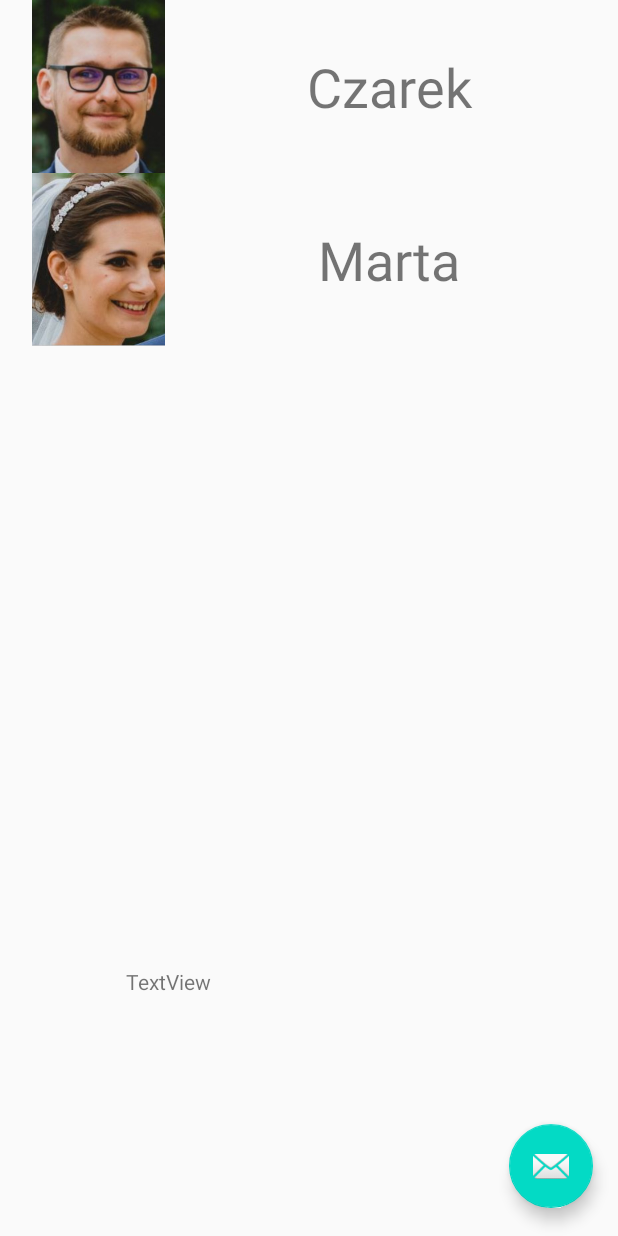
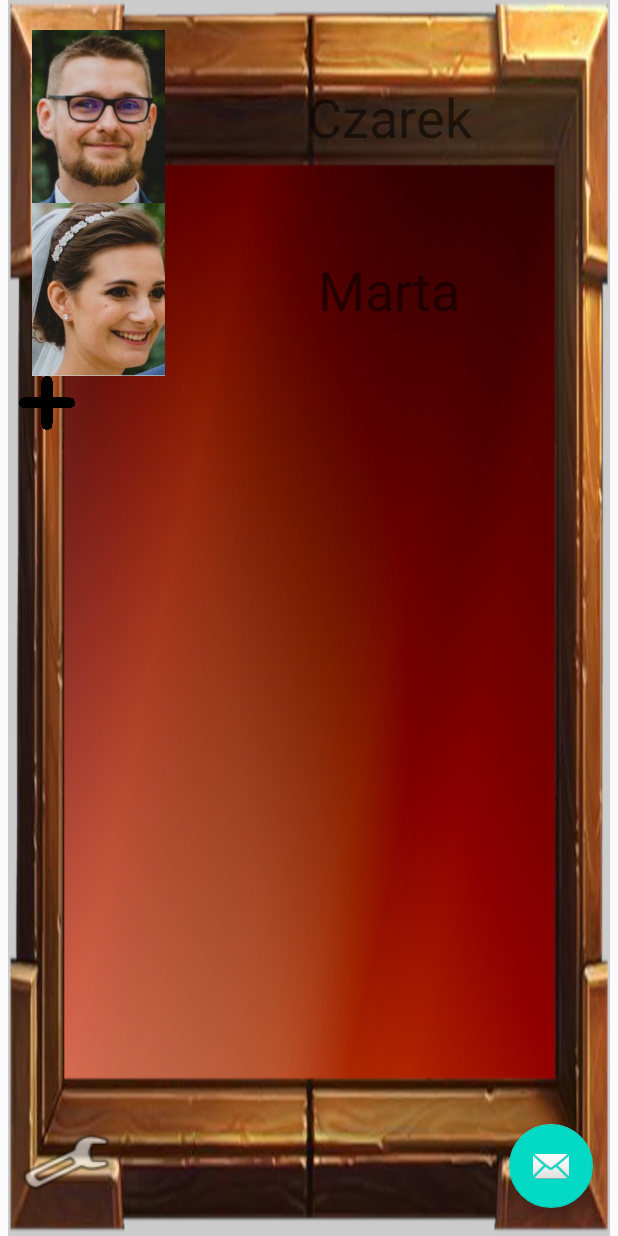
Before and after one commit to Munvik/BlackHsOpener, an Android app: the screen it shows after launch (MainActivity), on a phone screen of 412 x 824 dp. Run offline under Robolectric (Android 15) with nearby library versions, the phone set to English and light mode, and no system bars.

Commit message:
Add background

```diff
--- a/app/src/main/res/layout/activity_main.xml
+++ b/app/src/main/res/layout/activity_main.xml
@@ -5,6 +5,18 @@
     android:layout_width="match_parent"
     android:layout_height="match_parent"
     tools:context=".MainActivity">
+
+
+    <ImageView
+        android:id="@+id/background"
+        android:layout_width="wrap_content"
+        android:layout_height="wrap_content"
+        app:layout_constraintBottom_toBottomOf="parent"
+        app:layout_constraintEnd_toEndOf="parent"
+        app:layout_constraintStart_toStartOf="parent"
+        app:layout_constraintTop_toTopOf="parent"
+        app:srcCompat="@drawable/background"
+        tools:srcCompat="@drawable/background" />
 
     <com.google.android.material.floatingactionbutton.FloatingActionButton
         android:id="@+id/fab"
@@ -18,27 +30,16 @@
         app:layout_constraintTop_toTopOf="parent"
         app:layout_constraintVertical_bias="0.976" />
 
-    <TextView
-        android:id="@+id/textView"
-        android:layout_width="157dp"
-        android:layout_height="115dp"
-        android:text="TextView"
-        app:layout_constraintBottom_toBottomOf="parent"
-        app:layout_constraintEnd_toEndOf="parent"
-        app:layout_constraintHorizontal_bias="0.33"
-        app:layout_constraintStart_toStartOf="parent"
-        app:layout_constraintTop_toTopOf="parent"
-        app:layout_constraintVertical_bias="0.91" />
-
     <LinearLayout
         android:layout_width="387dp"
         android:layout_height="381dp"
+        android:background="#00FFFFFF"
         android:orientation="vertical"
         app:layout_constraintBottom_toBottomOf="parent"
         app:layout_constraintEnd_toEndOf="parent"
         app:layout_constraintStart_toStartOf="parent"
         app:layout_constraintTop_toTopOf="parent"
-        app:layout_constraintVertical_bias="0.0">
+        app:layout_constraintVertical_bias="0.045">
 
         <LinearLayout
             android:layout_width="match_parent"
@@ -85,6 +86,26 @@
                 android:text="Marta"
                 android:textSize="36sp" />
         </LinearLayout>
+
+        <Button
+            android:id="@+id/plusButton"
+            android:layout_width="37dp"
+            android:layout_height="36dp"
+            android:background="@drawable/plus" />
+
     </LinearLayout>
 
+    <Button
+        android:id="@+id/ustawieniaPrzycisk"
+        android:layout_width="64dp"
+        android:layout_height="53dp"
+        android:background="@android:drawable/ic_menu_manage"
+        android:textColor="#101010"
+        app:layout_constraintBottom_toBottomOf="parent"
+        app:layout_constraintEnd_toEndOf="parent"
+        app:layout_constraintHorizontal_bias="0.034"
+        app:layout_constraintStart_toStartOf="parent"
+        app:layout_constraintTop_toTopOf="parent"
+        app:layout_constraintVertical_bias="0.971" />
+
 </androidx.constraintlayout.widget.ConstraintLayout>
```
Also changed, not shown: app/src/main/res/drawable/background.jpg (added), app/src/main/res/drawable/listagraczy.jpg (added), app/src/main/res/drawable/plus.png (added).
